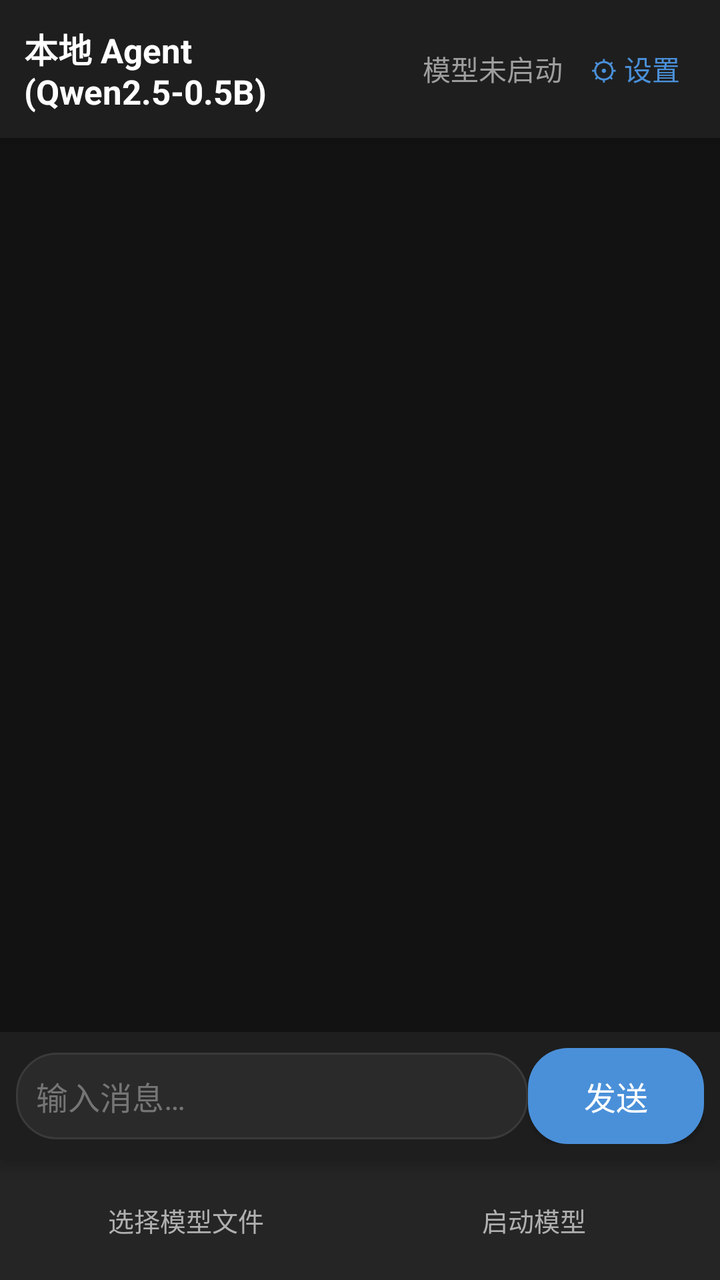
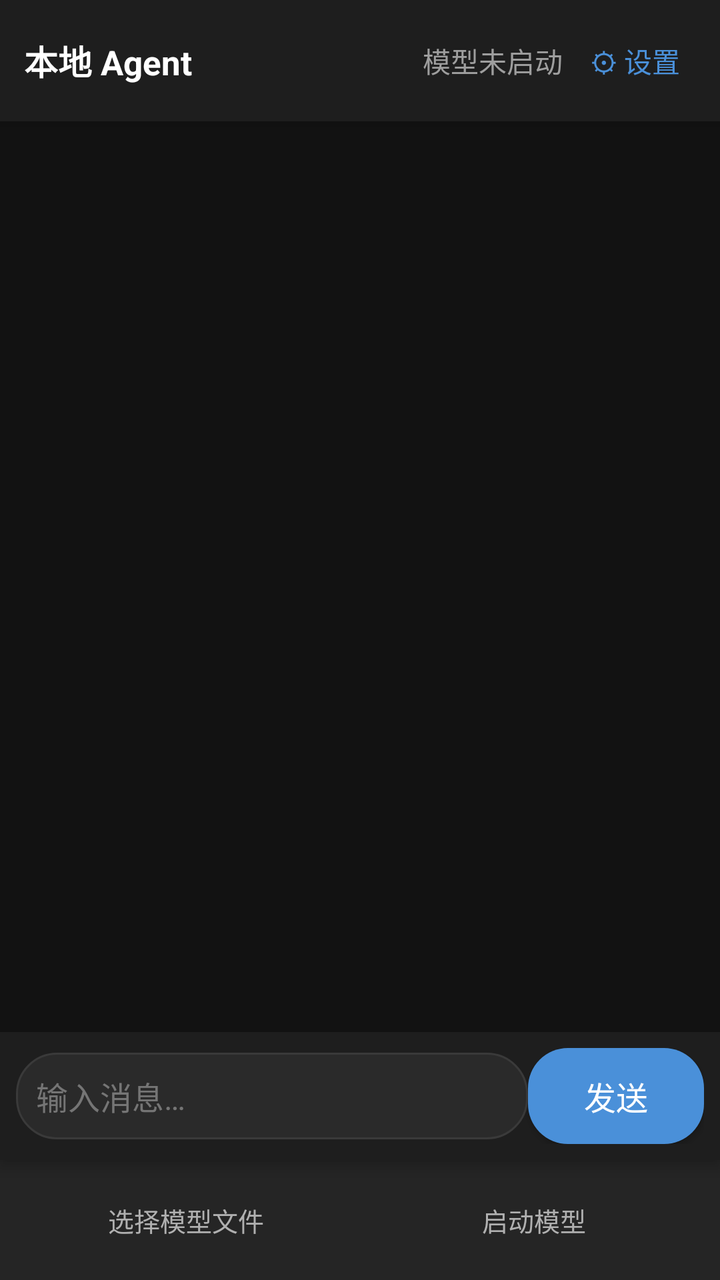

Compare the two renders of this Android layout. The source of the first and the diff that turns it into the second are given below.
<!-- AndroidManifest.xml: application theme Theme.AppCompat.Light.NoActionBar -->
<!-- res/layout/activity_main.xml -->
<?xml version="1.0" encoding="utf-8"?>
<LinearLayout xmlns:android="http://schemas.android.com/apk/res/android"
    android:layout_width="match_parent"
    android:layout_height="match_parent"
    android:orientation="vertical"
    android:background="#121212">

    
    <LinearLayout
        android:layout_width="match_parent"
        android:layout_height="wrap_content"
        android:orientation="horizontal"
        android:gravity="center_vertical"
        android:padding="12dp"
        android:background="#1E1E1E"
        android:elevation="4dp">

        <TextView
            android:layout_width="0dp"
            android:layout_height="wrap_content"
            android:layout_weight="1"
            android:text="本地 Agent (Qwen2.5-0.5B)"
            android:textSize="17sp"
            android:textStyle="bold"
            android:textColor="#FFFFFF" />

        <TextView
            android:id="@+id/serverStatus"
            android:layout_width="wrap_content"
            android:layout_height="wrap_content"
            android:text="@string/server_stopped"
            android:textSize="14sp"
            android:textColor="#9E9E9E"
            android:padding="6dp" />

        <TextView
            android:id="@+id/btnSettings"
            android:layout_width="wrap_content"
            android:layout_height="wrap_content"
            android:text="⚙ 设置"
            android:textSize="14sp"
            android:textColor="#4A90D9"
            android:padding="8dp" />
    </LinearLayout>

    
    <androidx.recyclerview.widget.RecyclerView
        android:id="@+id/recyclerChat"
        android:layout_width="match_parent"
        android:layout_height="0dp"
        android:layout_weight="1"
        android:padding="10dp"
        android:clipToPadding="false" />

    
    <LinearLayout
        android:layout_width="match_parent"
        android:layout_height="wrap_content"
        android:orientation="horizontal"
        android:gravity="center_vertical"
        android:padding="8dp"
        android:background="#1E1E1E"
        android:elevation="4dp">

        <EditText
            android:id="@+id/inputMessage"
            android:layout_width="0dp"
            android:layout_height="wrap_content"
            android:layout_weight="1"
            android:hint="@string/input_hint"
            android:textSize="16sp"
            android:maxLines="4"
            android:inputType="textMultiLine"
            android:background="@drawable/input_bg"
            android:padding="10dp"
            android:textColor="#E0E0E0"
            android:textColorHint="#757575" />

        <Button
            android:id="@+id/btnSend"
            android:layout_width="wrap_content"
            android:layout_height="wrap_content"
            android:text="@string/send"
            android:textSize="16sp"
            android:textColor="#FFFFFF"
            android:background="@drawable/btn_send" />
    </LinearLayout>

    
    <LinearLayout
        android:layout_width="match_parent"
        android:layout_height="wrap_content"
        android:orientation="horizontal"
        android:gravity="center_vertical"
        android:padding="6dp"
        android:background="#252525">

        <Button
            android:id="@+id/btnPickModel"
            android:layout_width="0dp"
            android:layout_height="wrap_content"
            android:layout_weight="1"
            android:text="选择模型文件"
            android:textSize="13sp"
            android:textColor="#B0B0B0"
            android:background="?android:attr/selectableItemBackground"
            style="?android:attr/buttonBarButtonStyle" />

        <Button
            android:id="@+id/btnStart"
            android:layout_width="0dp"
            android:layout_height="wrap_content"
            android:layout_weight="1"
            android:text="启动模型"
            android:textSize="13sp"
            android:textColor="#B0B0B0"
            android:background="?android:attr/selectableItemBackground"
            style="?android:attr/buttonBarButtonStyle" />
    </LinearLayout>

</LinearLayout>
<!-- resources referenced by this layout -->
<resources>
  <!-- drawable btn_send (drawable) -->
  <?xml version="1.0" encoding="utf-8"?>
  <shape xmlns:android="http://schemas.android.com/apk/res/android" android:shape="rectangle">
      <solid android:color="#4A90D9" />
      <corners android:radius="20dp" />
  </shape>
  <!-- drawable input_bg (drawable) -->
  <?xml version="1.0" encoding="utf-8"?>
  <shape xmlns:android="http://schemas.android.com/apk/res/android" android:shape="rectangle">
      <solid android:color="#2A2A2A" />
      <corners android:radius="20dp" />
      <stroke android:width="1dp" android:color="#3A3A3A" />
  </shape>
  <string name="input_hint">输入消息…</string>
  <string name="send">发送</string>
  <string name="server_stopped">模型未启动</string>
</resources>

<!-- the commit's change to res/layout/activity_main.xml (unified diff, before → after) -->
@@ -16,13 +16,16 @@
         android:elevation="4dp">
 
         <TextView
+            android:id="@+id/tvTitle"
             android:layout_width="0dp"
             android:layout_height="wrap_content"
             android:layout_weight="1"
-            android:text="本地 Agent (Qwen2.5-0.5B)"
+            android:text="本地 Agent"
             android:textSize="17sp"
             android:textStyle="bold"
-            android:textColor="#FFFFFF" />
+            android:textColor="#FFFFFF"
+            android:maxLines="1"
+            android:ellipsize="end" />
 
         <TextView
             android:id="@+id/serverStatus"
